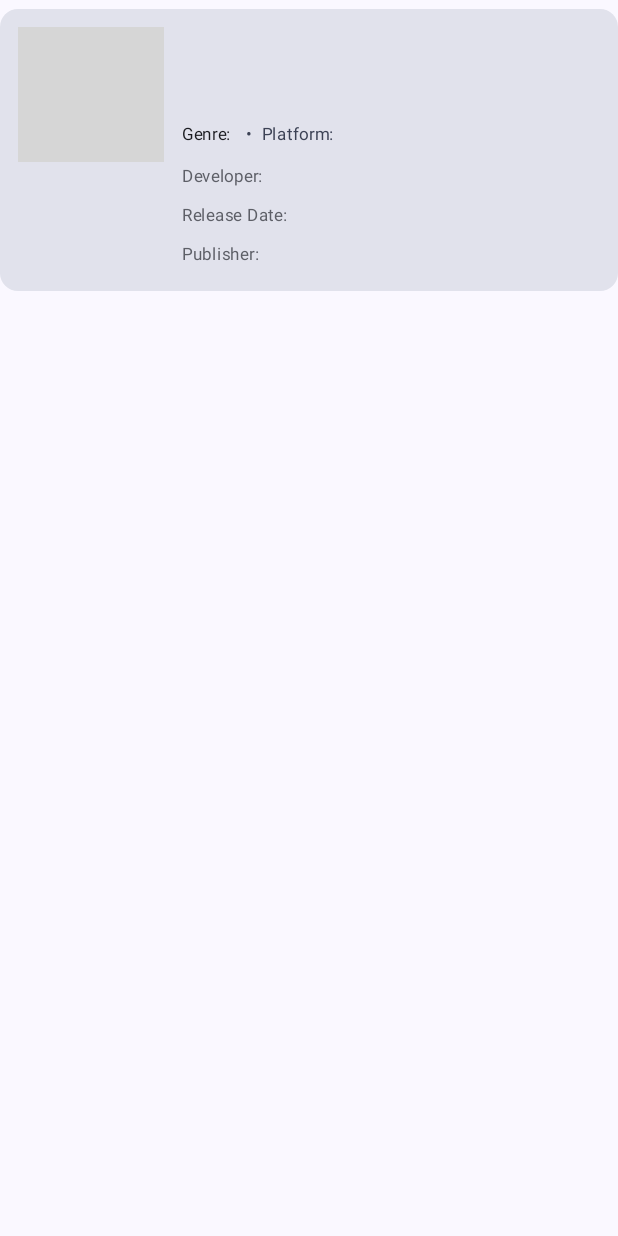
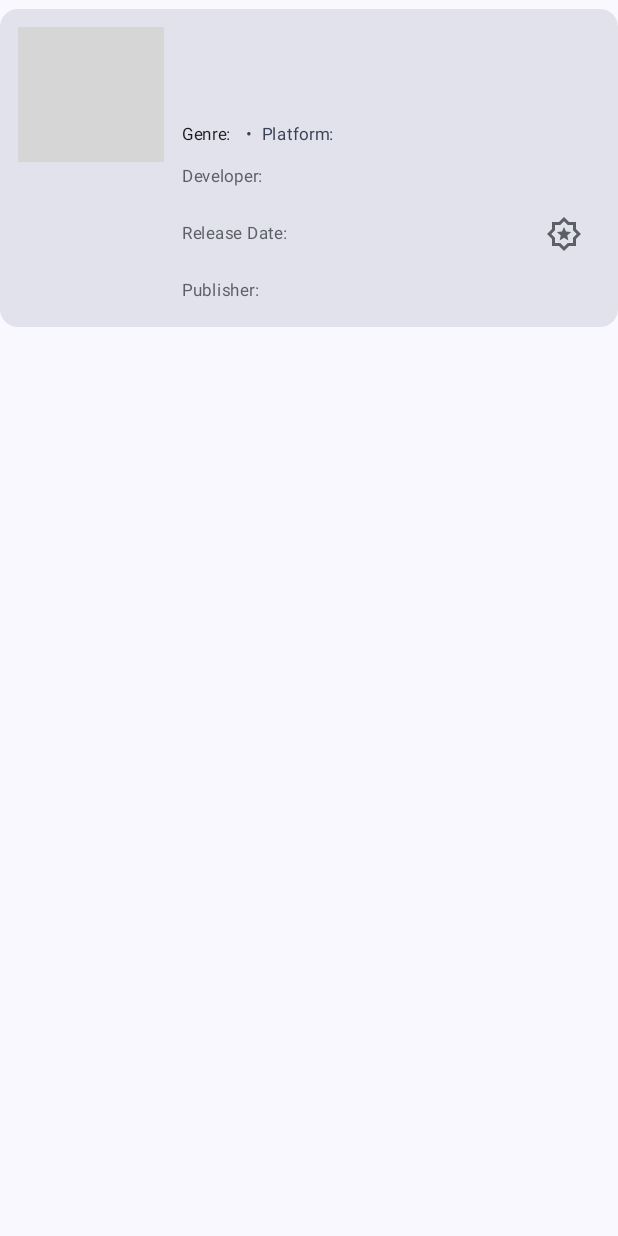
Before and after one commit to hemanth-sunkireddy/GameList_Kotlin_App, an Android app built with Jetpack Compose: the composable GameItemCard shown on its own in the app's theme, on a phone screen of 412 x 824 dp. Run offline under Robolectric (Android 15) with nearby library versions, the phone set to English and light mode, and no system bars; libraries missing offline, so code that uses them is left out: com.bumptech.glide; 1 statement that could not run was skipped; grey boxes are pictures that could not be loaded.

Commit message:
feat: Add Favourite Feature using DataStore

```diff
--- a/app/build.gradle.kts
+++ b/app/build.gradle.kts
@@ -55,4 +55,5 @@ dependencies {
     implementation("com.github.bumptech.glide:compose:1.0.0-beta01")
     implementation("com.squareup.retrofit2:retrofit:2.11.0")
     implementation("com.squareup.retrofit2:converter-gson:2.11.0")
+    implementation("androidx.datastore:datastore-preferences:1.2.1")
 }
--- a/app/src/main/java/com/gotobootcamp/games/model/Game.kt
+++ b/app/src/main/java/com/gotobootcamp/games/model/Game.kt
@@ -2,7 +2,7 @@ package com.gotobootcamp.games.model
 import com.google.gson.annotations.SerializedName
 
 data class Game(
-    val id: String? = "",
+    val id: String = "",
     val title: String? = "",
     val thumbnail: String? = "",
     @SerializedName("short_description") val shortDescription: String? = "",
--- a/app/src/main/java/com/gotobootcamp/games/view/GameActivity.kt
+++ b/app/src/main/java/com/gotobootcamp/games/view/GameActivity.kt
@@ -3,12 +3,15 @@ package com.gotobootcamp.games.view
 import android.content.Intent
 import android.net.Uri
 import android.os.Bundle
+import android.widget.Toast
 import androidx.activity.ComponentActivity
+import com.gotobootcamp.games.R
 import androidx.activity.compose.setContent
 import androidx.activity.enableEdgeToEdge
 import androidx.activity.viewModels
 import androidx.compose.foundation.background
 import androidx.compose.foundation.clickable
+import androidx.compose.foundation.layout.Arrangement
 import androidx.compose.foundation.layout.Column
 import androidx.compose.foundation.layout.Row
 import androidx.compose.foundation.layout.Spacer
@@ -19,15 +22,20 @@ import androidx.compose.foundation.lazy.LazyColumn
 import androidx.compose.foundation.lazy.items
 import androidx.compose.foundation.shape.RoundedCornerShape
 import androidx.compose.material3.CircularProgressIndicator
+import androidx.compose.material3.Icon
+import androidx.compose.material3.IconButton
 import androidx.compose.material3.MaterialTheme
 import androidx.compose.material3.Text
 import androidx.compose.runtime.Composable
+import androidx.compose.runtime.LaunchedEffect
 import androidx.compose.runtime.getValue
+import androidx.compose.ui.Alignment
 import androidx.compose.ui.Modifier
 import androidx.compose.ui.draw.clip
 import androidx.compose.ui.graphics.Color
 import androidx.compose.ui.layout.ContentScale
 import androidx.compose.ui.platform.LocalContext
+import androidx.compose.ui.res.painterResource
 import androidx.compose.ui.text.font.FontWeight
 import androidx.compose.ui.text.style.TextDecoration
 import androidx.compose.ui.text.style.TextOverflow
@@ -39,25 +47,41 @@ import com.bumptech.glide.integration.compose.ExperimentalGlideComposeApi
 import com.bumptech.glide.integration.compose.GlideImage
 import com.gotobootcamp.games.model.Game
 import com.gotobootcamp.games.ui.theme.GamesTheme
+import com.gotobootcamp.games.viewModel.GameUiEvent
 import com.gotobootcamp.games.viewModel.GameUiState
 import com.gotobootcamp.games.viewModel.GameViewModel
 
 class GameActivity : ComponentActivity() {
     private val viewModel: GameViewModel by viewModels()
 
+
     override fun onCreate(savedInstanceState: Bundle?) {
         super.onCreate(savedInstanceState)
         enableEdgeToEdge()
 
+
         setContent {
             GamesTheme {
                 val state by viewModel.uiState.collectAsStateWithLifecycle()
+                val savedIds by viewModel.savedGameIds.collectAsStateWithLifecycle()
+                val context = LocalContext.current
+                LaunchedEffect(Unit) {
+                    viewModel.uiEvent.collect { event ->
+                        when (event) {
+                            is GameUiEvent.ShowToast -> {
+                                Toast.makeText(context, event.message, Toast.LENGTH_SHORT).show()
+                            }
+                        }
+                    }
+                }
 
                 when (val current = state) {
                     is GameUiState.Loading -> CircularProgressIndicator(modifier = Modifier.padding(50.dp))
-                    is GameUiState.Success -> GameUI(games = current.games)
+                    is GameUiState.Success -> GameUI(games = current.games, savedIds, onBookmarkClick = { gameId -> viewModel.onBookmarkClicked(gameId)})
                     is GameUiState.Error -> Text(text = current.message, fontSize = 20.sp, modifier = Modifier.padding(50.dp))
+                    is GameUiState.Toast -> Toast.makeText(this, current.message, Toast.LENGTH_SHORT).show()
                 }
+
             }
         }
     }
@@ -67,7 +91,11 @@ private fun String?.isNullOrEmptyOrBlank(): Boolean = this.isNullOrBlank()
 
 
 @Composable
-fun GameUI(games: List<Game>) {
+fun GameUI(
+    games: List<Game>,
+    savedIds: Set<String>,
+    onBookmarkClick: (String) -> Unit
+) {
     LazyColumn(
         modifier = Modifier.padding(top = 50.dp, start = 16.dp, end = 16.dp)
     ) {
@@ -80,14 +108,20 @@ fun GameUI(games: List<Game>) {
             )
         }
         items(games) { game ->
-            GameItemCard(game = game)
+            GameItemCard(
+                game = game,
+                isSaved = savedIds.contains(game.id),
+                onBookmarkClick = { onBookmarkClick(game.id) }
+            )
         }
     }
 }
 
 @OptIn(ExperimentalGlideComposeApi::class)
 @Composable
-fun GameItemCard(game: Game) {
+fun GameItemCard(game: Game,
+                 isSaved: Boolean,
+                 onBookmarkClick: () -> Unit) {
     val context = LocalContext.current
 
     Row(
@@ -153,11 +187,25 @@ fun GameItemCard(game: Game) {
 
             Spacer(modifier = Modifier.height(2.dp))
 
-            Text(
-                text = "Release Date: ${game.releaseDate ?: "N/A"}",
-                fontSize = 11.sp,
-                color = MaterialTheme.colorScheme.outline
-            )
+            Row(
+                modifier = Modifier.fillMaxWidth(),
+                verticalAlignment = Alignment.CenterVertically,
+                horizontalArrangement = Arrangement.SpaceBetween
+            ) {
+                Text(
+                    text = "Release Date: ${game.releaseDate ?: "N/A"}",
+                    fontSize = 11.sp,
+                    color = MaterialTheme.colorScheme.outline
+                )
+
+                IconButton(onClick = onBookmarkClick) {
+                    Icon(
+                        painter = painterResource(id = R.drawable.outline_award_star_24),
+                        contentDescription = "Favourite Game",
+                        tint = if (isSaved) Color(0xFFFFD700) else MaterialTheme.colorScheme.outline
+                    )
+                }
+            }
 
             Spacer(modifier = Modifier.height(2.dp))
 
@@ -243,6 +291,6 @@ fun GamesPreview() {
             )
         )
 
-        GameUI(games = mockGames)
+        GameUI(games = mockGames, savedIds = emptySet(), onBookmarkClick = {})
     }
 }
--- /dev/null
+++ b/app/src/main/res/drawable/outline_award_star_24.xml
@@ -0,0 +1,20 @@
+<!--
+  ~ Copyright (C) 2026 The Android Open Source Project
+  ~
+  ~ Licensed under the Apache License, Version 2.0 (the "License");
+  ~ you may not use this file except in compliance with the License.
+  ~ You may obtain a copy of the License at
+  ~
+  ~      http://www.apache.org/licenses/LICENSE-2.0
+  ~
+  ~ Unless required by applicable law or agreed to in writing, software
+  ~ distributed under the License is distributed on an "AS IS" BASIS,
+  ~ WITHOUT WARRANTIES OR CONDITIONS OF ANY KIND, either express or implied.
+  ~ See the License for the specific language governing permissions and
+  ~ limitations under the License.
+  -->
+<vector xmlns:android="http://schemas.android.com/apk/res/android" android:height="24dp" android:tint="#000000" android:viewportHeight="960" android:viewportWidth="960" android:width="24dp">
+
+    <path android:fillColor="@android:color/white" android:pathData="M363,650L480,579L597,650L566,517L670,427L533,416L480,290L427,416L290,427L394,517L363,650ZM480,932L346,800L160,800L160,614L28,480L160,346L160,160L346,160L480,28L614,160L800,160L800,346L932,480L800,614L800,800L614,800L480,932ZM480,820L580,720L720,720L720,580L820,480L720,380L720,240L580,240L480,140L380,240L240,240L240,380L140,480L240,580L240,720L380,720L480,820ZM480,480Q480,480 480,480Q480,480 480,480Q480,480 480,480Q480,480 480,480Q480,480 480,480Q480,480 480,480Q480,480 480,480Q480,480 480,480Z"/>
+
+</vector>
```
Also changed, not shown: app/src/main/java/com/gotobootcamp/games/data/GameFavouriteDataStore.kt (added, +31 -0 lines), app/src/main/java/com/gotobootcamp/games/viewModel/GameViewModel.kt (+27 -6 lines), app/src/main/res/drawable/outline_app_badging_24.xml (added, +20 -0 lines).
